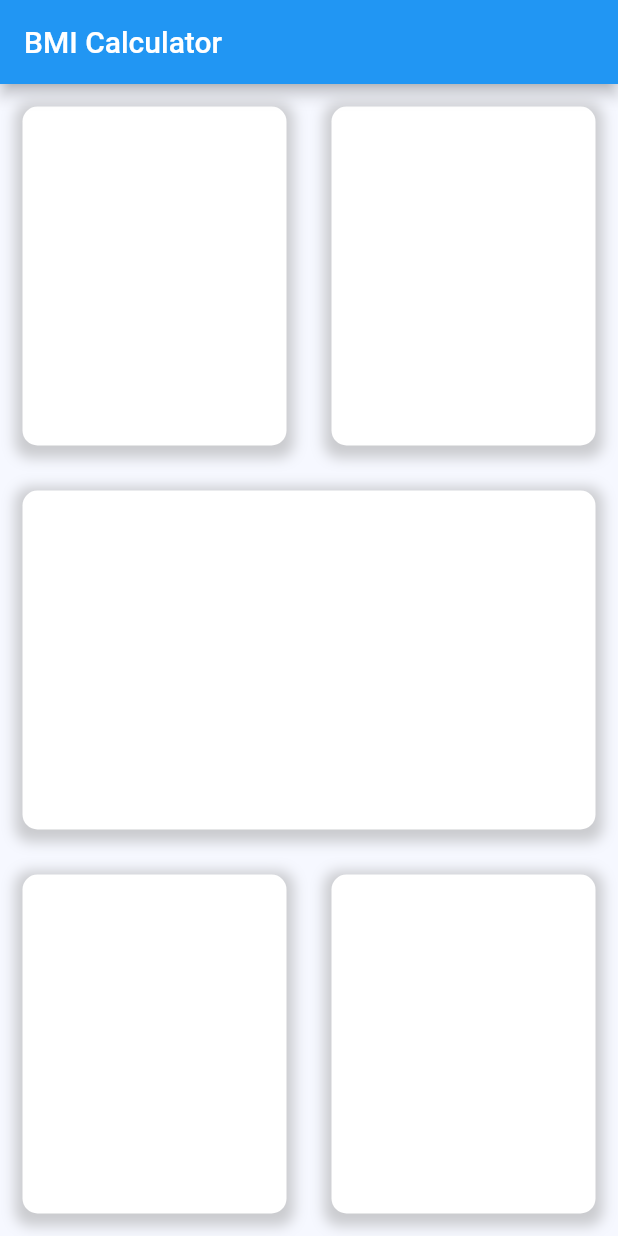
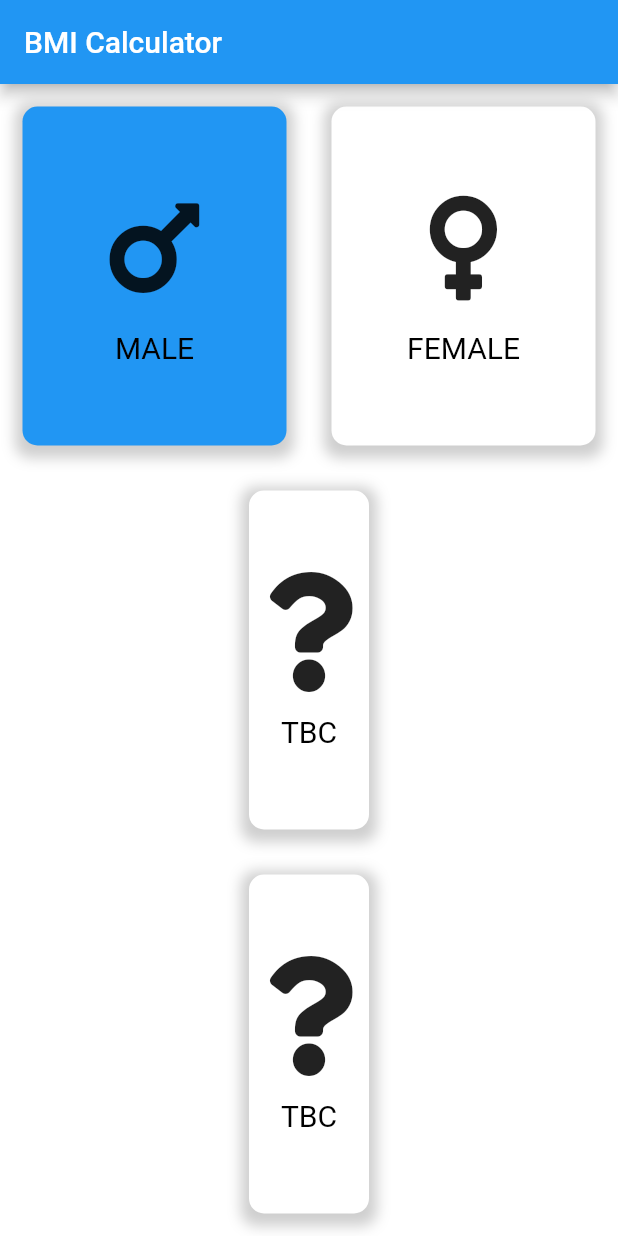
Before and after one commit to c-mongan/Qualife, a Flutter app: the screen it shows after launch, on a phone screen of 412 x 824 dp. Run offline on Flutter 3.47's test engine with Material 2 defaults, Android fonts, the phone set to English and light mode, and no system bars; our stand-ins replace cloud_firestore, firebase_auth, firebase_core, fluttertoast, font_awesome_flutter; accounts and stored records are empty.

Commit message:
Added Gender Buttons
Gender buttons with Icon & on click selection

```diff
--- /dev/null
+++ b/bmi_calculator_app/lib/container_box.dart
@@ -0,0 +1,28 @@
+import 'package:flutter/material.dart';
+
+class ContainerBox extends StatelessWidget {
+  // ignore: use_key_in_widget_constructors
+  const ContainerBox({required this.boxColor, required this.childWidget});
+  final Widget childWidget;
+  final Color boxColor;
+
+  @override
+  Widget build(BuildContext context) {
+    return Container(
+      child: childWidget,
+      margin: EdgeInsets.all(15.0),
+      decoration: BoxDecoration(
+        borderRadius: BorderRadius.circular(10.0),
+        color: boxColor,
+        boxShadow: [
+          BoxShadow(
+            color: Colors.grey.withOpacity(0.5),
+            spreadRadius: 5.0,
+            blurRadius: 7.0,
+            offset: Offset(0, 3),
+          ),
+        ],
+      ),
+    );
+  }
+}
--- /dev/null
+++ b/bmi_calculator_app/lib/data_container.dart
@@ -0,0 +1,28 @@
+import 'package:flutter/material.dart';
+
+const textStyle1 = TextStyle(
+  color: Color(0xFF000000),
+  fontSize: 20.0,
+);
+
+class DataContainer extends StatelessWidget {
+  DataContainer({required this.icon, required this.title});
+
+  IconData icon;
+  String title;
+
+  @override
+  Widget build(BuildContext context) {
+    return Column(
+      mainAxisAlignment: MainAxisAlignment.center,
+      children: <Widget>[
+        Icon(
+          icon,
+          size: 80.0,
+        ),
+        SizedBox(height: 15.0),
+        Text(title, style: textStyle1)
+      ],
+    );
+  }
+}
--- a/bmi_calculator_app/lib/main.dart
+++ b/bmi_calculator_app/lib/main.dart
@@ -15,11 +15,13 @@ class MyApp extends StatelessWidget {
 
 //Changed them color with "theme"
     return MaterialApp(
+        debugShowCheckedModeBanner:
+            false, //Gets rid of debug mode icon in top right
         theme: ThemeData(
-            primaryColor: const Color(0xFFf6f8ff),
+            primaryColor: Colors.white,
             //Specify theme color above (White)
 
-            scaffoldBackgroundColor: Color(0xFFf6f8ff)
+            scaffoldBackgroundColor: Colors.white
             //Specify Scaffold color (White)
 
             //Set home screen to MainScreen class
--- a/bmi_calculator_app/lib/main_screen.dart
+++ b/bmi_calculator_app/lib/main_screen.dart
@@ -1,10 +1,12 @@
 import 'package:flutter/material.dart';
-
-
-
-
+import 'package:font_awesome_flutter/font_awesome_flutter.dart';
+import 'container_box.dart';
+import 'data_container.dart';
 
 //Create MainScreen class by typing stful
+
+const activeColor = Colors.blue;
+const inActiveColor = Color(0XFFffffff);
 
 class MainScreen extends StatefulWidget {
   const MainScreen({Key? key}) : super(key: key);
@@ -17,6 +19,32 @@ class MainScreen extends StatefulWidget {
 //inside MainScreen below
 class _MainScreenState extends State<MainScreen> {
   @override
+
+  //Method to change color of container box on tap
+
+  Color maleBoxColor = activeColor;
+  Color femaleBoxColor = inActiveColor;
+
+  void updateBoxColor(int gender) {
+    if (gender == 1) {
+      if (maleBoxColor == inActiveColor) {
+        maleBoxColor = activeColor;
+        femaleBoxColor = inActiveColor;
+      } else {
+        maleBoxColor = inActiveColor;
+        femaleBoxColor = activeColor;
+      }
+    } else {
+      if (femaleBoxColor == inActiveColor) {
+        femaleBoxColor = activeColor;
+        maleBoxColor = inActiveColor;
+      } else {
+        femaleBoxColor = inActiveColor;
+        maleBoxColor = activeColor;
+      }
+    }
+  }
+
   //Set app bar and body
   Widget build(BuildContext context) {
     return Scaffold(
@@ -26,28 +54,65 @@ class _MainScreenState extends State<MainScreen> {
       body: Column(
         children: <Widget>[
           Expanded(
-            child:Row(
+              child: Row(
             children: <Widget>[
-                 Expanded(child: ContainerBox()
+              Expanded(
+                //Add gesture detector and call updateBoxColor inside gesture onpressed
+                child: GestureDetector(
+                  onTap: () {
+                    setState(() {
+                      updateBoxColor(1);
+                    });
+                  },
+                  //Dont forget add set state fun inside onpressed
+                  child: ContainerBox(
+                    boxColor: maleBoxColor,
+                    childWidget: DataContainer(
+                      icon: FontAwesomeIcons.mars,
+                      title: 'MALE',
                     ),
-                   Expanded(child: ContainerBox(),
+                  ),
+                ),
+              ),
+              Expanded(
+                //Add gesture detector and call updateBoxColor inside gesture onpressed
+                child: GestureDetector(
+                  onTap: () {
+                    setState(() {
+                      updateBoxColor(2);
+                    });
+                  },
+                  //Dont forget add set state fun inside onpressed
+                  child: ContainerBox(
+                    boxColor: femaleBoxColor,
+                    childWidget: DataContainer(
+                      icon: FontAwesomeIcons.venus,
+                      title: 'FEMALE',
+                    ),
+                  ),
+                ),
               )
             ],
-                    )
+          )),
+          Expanded(
+            child: ContainerBox(
+              boxColor: Color(0xFFffffff),
+              childWidget: DataContainer(
+                icon: FontAwesomeIcons.question,
+                title: 'TBC',
               ),
-          Expanded(child: ContainerBox()
+            ),
           ),
           Expanded(
-            child:Row(
-              children: <Widget>[
-              Expanded(child:ContainerBox()
+            child: ContainerBox(
+              boxColor: Color(0xFFffffff),
+              childWidget: DataContainer(
+                icon: FontAwesomeIcons.question,
+                title: 'TBC',
               ),
-                   Expanded(child: ContainerBox()
+            ),
           )
         ],
-                    )
-)
-        ]
       ),
     );
   }
@@ -59,28 +124,3 @@ Expanded(
 //ContainerBox. Its implementation is below.
 
 //This allows us to remove duplicate code
-class ContainerBox extends StatelessWidget {
-  const ContainerBox({
-    Key? key,
-  }) : super(key: key);
-
-  @override
-  Widget build(BuildContext context) {
-    return Container(
-      margin: EdgeInsets.all(15.0),
-      decoration: BoxDecoration(
-        borderRadius: BorderRadius.circular(10.0),
-        color: Color(0xFFffffff),
-        boxShadow:
-          [BoxShadow( color: Colors.grey.withOpacity(0.5),
-          spreadRadius: 5.0,
-          blurRadius: 7.0,
-          offset: Offset(0,3),
-          ),
-          ],
-
- ),
- );
-
-  }
-}
--- a/bmi_calculator_app/pubspec.yaml
+++ b/bmi_calculator_app/pubspec.yaml
@@ -34,6 +34,7 @@ dependencies:
   # The following adds the Cupertino Icons font to your application.
   # Use with the CupertinoIcons class for iOS style icons.
   cupertino_icons: ^1.0.2
+  font_awesome_flutter: ^9.2.0
 
 dev_dependencies:
   flutter_test:
@@ -45,6 +46,7 @@ dev_dependencies:
   # package. See that file for information about deactivating specific lint
   # rules and activating additional ones.
   flutter_lints: ^1.0.0
+
 
 # For information on the generic Dart part of this file, see the
 # following page: https://dart.dev/tools/pub/pubspec
```
Also changed, not shown: bmi_calculator_app/pubspec.lock. Lines whose indentation alone changed are shown as unchanged.
